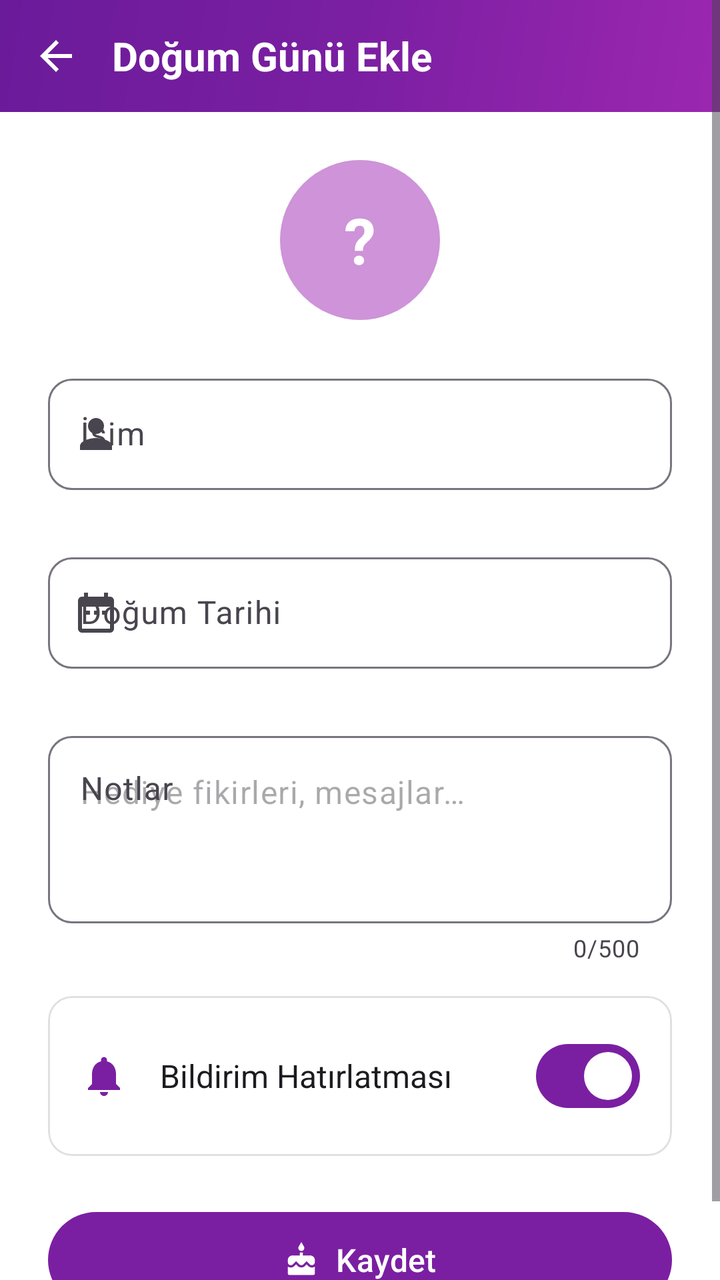
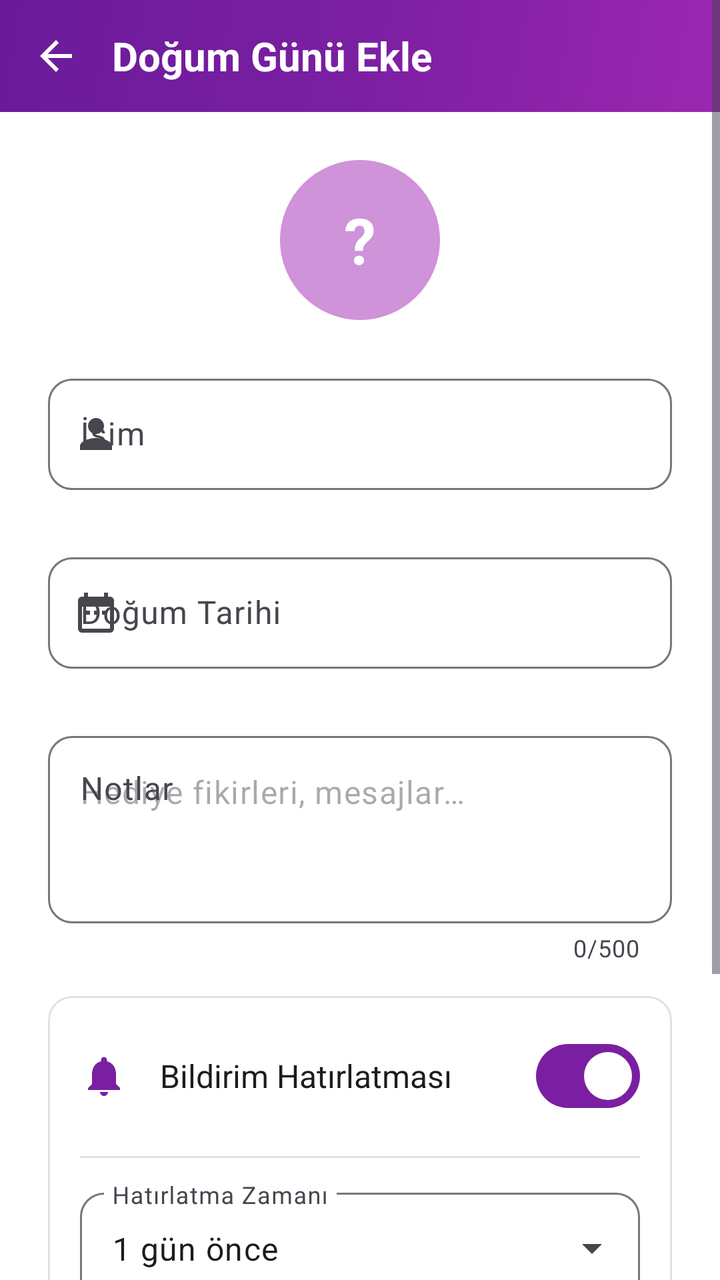

Two renders of the same Android screen: before a commit and after it. Below are the layout's source before the change and the commit's diff.
<!-- AndroidManifest.xml: application theme Theme.BirthdayReminder -->
<!-- res/layout/activity_add_edit_birthday.xml -->
<?xml version="1.0" encoding="utf-8"?>
<ScrollView xmlns:android="http://schemas.android.com/apk/res/android"
    xmlns:app="http://schemas.android.com/apk/res-auto"
    xmlns:tools="http://schemas.android.com/tools"
    android:layout_width="match_parent"
    android:layout_height="match_parent"
    android:background="?attr/colorSurface"
    tools:context=".AddEditBirthdayActivity">

    <LinearLayout
        android:layout_width="match_parent"
        android:layout_height="wrap_content"
        android:orientation="vertical">

        
        <LinearLayout
            android:layout_width="match_parent"
            android:layout_height="56dp"
            android:background="@drawable/bg_gradient"
            android:gravity="center_vertical"
            android:orientation="horizontal"
            android:paddingStart="8dp"
            android:paddingEnd="16dp">

            <ImageButton
                android:id="@+id/btnBack"
                android:layout_width="40dp"
                android:layout_height="40dp"
                android:background="?attr/selectableItemBackgroundBorderless"
                android:contentDescription="@string/cancel"
                android:src="@drawable/ic_back"
                app:tint="@color/white" />

            <TextView
                android:id="@+id/tvTitle"
                android:layout_width="0dp"
                android:layout_height="wrap_content"
                android:layout_marginStart="8dp"
                android:layout_weight="1"
                android:text="@string/add_birthday"
                android:textColor="@color/white"
                android:textSize="20sp"
                android:textStyle="bold" />

        </LinearLayout>

        
        <LinearLayout
            android:layout_width="match_parent"
            android:layout_height="wrap_content"
            android:orientation="vertical"
            android:padding="24dp">

            
            <FrameLayout
                android:layout_width="80dp"
                android:layout_height="80dp"
                android:layout_gravity="center_horizontal"
                android:layout_marginBottom="24dp">

                <View
                    android:id="@+id/avatarBackground"
                    android:layout_width="80dp"
                    android:layout_height="80dp"
                    android:background="@drawable/bg_circle_avatar" />

                <TextView
                    android:id="@+id/tvAvatarInitial"
                    android:layout_width="match_parent"
                    android:layout_height="match_parent"
                    android:gravity="center"
                    android:text="?"
                    android:textColor="@color/white"
                    android:textSize="32sp"
                    android:textStyle="bold" />

            </FrameLayout>

            
            <com.google.android.material.textfield.TextInputLayout
                android:id="@+id/nameInputLayout"
                style="@style/Widget.Material3.TextInputLayout.OutlinedBox"
                android:layout_width="match_parent"
                android:layout_height="wrap_content"
                android:hint="@string/name_label"
                app:boxCornerRadiusBottomEnd="12dp"
                app:boxCornerRadiusBottomStart="12dp"
                app:boxCornerRadiusTopEnd="12dp"
                app:boxCornerRadiusTopStart="12dp"
                app:startIconDrawable="@drawable/ic_person"
                app:errorEnabled="true">

                <com.google.android.material.textfield.TextInputEditText
                    android:id="@+id/etName"
                    android:layout_width="match_parent"
                    android:layout_height="wrap_content"
                    android:inputType="textPersonName"
                    android:maxLines="1" />

            </com.google.android.material.textfield.TextInputLayout>

            
            <com.google.android.material.textfield.TextInputLayout
                android:id="@+id/dateInputLayout"
                style="@style/Widget.Material3.TextInputLayout.OutlinedBox"
                android:layout_width="match_parent"
                android:layout_height="wrap_content"
                android:layout_marginTop="8dp"
                android:hint="@string/date_label"
                app:boxCornerRadiusBottomEnd="12dp"
                app:boxCornerRadiusBottomStart="12dp"
                app:boxCornerRadiusTopEnd="12dp"
                app:boxCornerRadiusTopStart="12dp"
                app:startIconDrawable="@drawable/ic_calendar"
                app:errorEnabled="true">

                <com.google.android.material.textfield.TextInputEditText
                    android:id="@+id/etDate"
                    android:layout_width="match_parent"
                    android:layout_height="wrap_content"
                    android:clickable="true"
                    android:cursorVisible="false"
                    android:focusable="false"
                    android:inputType="none" />

            </com.google.android.material.textfield.TextInputLayout>

            
            <com.google.android.material.textfield.TextInputLayout
                android:id="@+id/notesInputLayout"
                style="@style/Widget.Material3.TextInputLayout.OutlinedBox"
                android:layout_width="match_parent"
                android:layout_height="wrap_content"
                android:layout_marginTop="8dp"
                android:hint="@string/notes_label"
                app:boxCornerRadiusBottomEnd="12dp"
                app:boxCornerRadiusBottomStart="12dp"
                app:boxCornerRadiusTopEnd="12dp"
                app:boxCornerRadiusTopStart="12dp"
                app:counterEnabled="true"
                app:counterMaxLength="500">

                <com.google.android.material.textfield.TextInputEditText
                    android:id="@+id/etNotes"
                    android:layout_width="match_parent"
                    android:layout_height="wrap_content"
                    android:gravity="top"
                    android:hint="@string/notes_hint"
                    android:inputType="textMultiLine"
                    android:maxLength="500"
                    android:minLines="3" />

            </com.google.android.material.textfield.TextInputLayout>

            
            <com.google.android.material.card.MaterialCardView
                android:layout_width="match_parent"
                android:layout_height="wrap_content"
                android:layout_marginTop="16dp"
                app:cardCornerRadius="12dp"
                app:cardElevation="0dp"
                app:strokeColor="@color/divider"
                app:strokeWidth="1dp">

                <LinearLayout
                    android:layout_width="match_parent"
                    android:layout_height="wrap_content"
                    android:gravity="center_vertical"
                    android:orientation="horizontal"
                    android:padding="16dp">

                    <ImageView
                        android:layout_width="24dp"
                        android:layout_height="24dp"
                        android:src="@drawable/ic_notification"
                        app:tint="?attr/colorPrimary" />

                    <TextView
                        android:layout_width="0dp"
                        android:layout_height="wrap_content"
                        android:layout_marginStart="16dp"
                        android:layout_weight="1"
                        android:text="@string/notification_label"
                        android:textColor="?attr/colorOnSurface"
                        android:textSize="16sp" />

                    <com.google.android.material.materialswitch.MaterialSwitch
                        android:id="@+id/switchNotification"
                        android:layout_width="wrap_content"
                        android:layout_height="wrap_content"
                        android:checked="true" />

                </LinearLayout>

            </com.google.android.material.card.MaterialCardView>

            
            <com.google.android.material.button.MaterialButton
                android:id="@+id/btnSave"
                android:layout_width="match_parent"
                android:layout_height="56dp"
                android:layout_marginTop="24dp"
                android:text="@string/save"
                android:textSize="16sp"
                app:backgroundTint="@color/primary"
                app:cornerRadius="28dp"
                app:icon="@drawable/ic_cake"
                app:iconGravity="textStart"
                app:iconTint="@color/white" />

        </LinearLayout>

    </LinearLayout>

</ScrollView>
<!-- resources referenced by this layout -->
<resources>
  <color name="divider">#1F000000</color>
  <color name="primary">#FF7B1FA2</color>
  <color name="white">#FFFFFFFF</color>
  <!-- drawable bg_circle_avatar (drawable) -->
  <?xml version="1.0" encoding="utf-8"?>
  <shape xmlns:android="http://schemas.android.com/apk/res/android"
      android:shape="oval">
      <solid android:color="@color/primary_light" />
      <size
          android:width="48dp"
          android:height="48dp" />
  </shape>
  <!-- drawable bg_gradient (drawable) -->
  <?xml version="1.0" encoding="utf-8"?>
  <shape xmlns:android="http://schemas.android.com/apk/res/android"
      android:shape="rectangle">
      <gradient
          android:angle="135"
          android:startColor="@color/gradient_start"
          android:centerColor="@color/gradient_center"
          android:endColor="@color/gradient_end"
          android:type="linear" />
  </shape>
  <!-- drawable ic_back (drawable) -->
  <vector xmlns:android="http://schemas.android.com/apk/res/android"
      android:width="24dp"
      android:height="24dp"
      android:viewportWidth="24"
      android:viewportHeight="24"
      android:tint="?attr/colorOnSurfaceVariant">
      <path
          android:fillColor="@android:color/white"
          android:pathData="M20,11H7.83l5.59,-5.59L12,4l-8,8 8,8 1.41,-1.41L7.83,13H20v-2z"/>
  </vector>
  <!-- drawable ic_notification (drawable) -->
  <vector xmlns:android="http://schemas.android.com/apk/res/android"
      android:width="24dp"
      android:height="24dp"
      android:viewportWidth="24"
      android:viewportHeight="24"
      android:tint="?attr/colorOnPrimary">
      <path
          android:fillColor="@android:color/white"
          android:pathData="M12,22c1.1,0 2,-0.9 2,-2h-4c0,1.1 0.89,2 2,2zM18,16v-5c0,-3.07 -1.64,-5.64 -4.5,-6.32V4c0,-0.83 -0.67,-1.5 -1.5,-1.5s-1.5,0.67 -1.5,1.5v0.68C7.63,5.36 6,7.92 6,11v5l-2,2v1h16v-1l-2,-2z"/>
  </vector>
  <!-- drawable ic_person (drawable) -->
  <vector xmlns:android="http://schemas.android.com/apk/res/android"
      android:width="24dp"
      android:height="24dp"
      android:viewportWidth="24"
      android:viewportHeight="24"
      android:tint="?attr/colorOnSurfaceVariant">
      <path
          android:fillColor="@android:color/white"
          android:pathData="M12,12c2.21,0 4,-1.79 4,-4s-1.79,-4 -4,-4 -4,1.79 -4,4 1.79,4 4,4zM12,14c-2.67,0 -8,1.34 -8,4v2h16v-2c0,-2.66 -5.33,-4 -8,-4z"/>
  </vector>
  <string name="add_birthday">Doğum Günü Ekle</string>
  <string name="cancel">İptal</string>
  <string name="date_label">Doğum Tarihi</string>
  <string name="name_label">İsim</string>
  <string name="notes_hint">Hediye fikirleri, mesajlar…</string>
  <string name="notes_label">Notlar</string>
  <string name="notification_label">Bildirim Hatırlatması</string>
  <string name="save">Kaydet</string>
  <style name="Theme.BirthdayReminder" parent="Base.Theme.BirthdayReminder" />
  <color name="primary_light">#FFCE93D8</color>
  <color name="gradient_start">#FF9C27B0</color>
  <color name="gradient_center">#FF7B1FA2</color>
  <color name="gradient_end">#FF6A1B9A</color>
  <color name="primary_dark">#FF6A1B9A</color>
  <color name="on_primary">#FFFFFFFF</color>
  <color name="secondary">#FFFF4081</color>
  <color name="on_secondary">#FFFFFFFF</color>
  <color name="tertiary">#FFFFAB40</color>
  <color name="background">#FFF8F5FF</color>
  <color name="surface">#FFFFFFFF</color>
  <color name="surface_variant">#FFF3E5F5</color>
  <color name="on_surface">#FF1C1B1F</color>
  <color name="on_surface_variant">#FF49454F</color>
  <!-- unchanged entries left out for length: 3 -->
</resources>

<!-- the commit's change to res/layout/activity_add_edit_birthday.xml (unified diff, before → after) -->
@@ -165,30 +165,103 @@
                 <LinearLayout
                     android:layout_width="match_parent"
                     android:layout_height="wrap_content"
-                    android:gravity="center_vertical"
-                    android:orientation="horizontal"
-                    android:padding="16dp">
-
-                    <ImageView
-                        android:layout_width="24dp"
-                        android:layout_height="24dp"
-                        android:src="@drawable/ic_notification"
-                        app:tint="?attr/colorPrimary" />
-
-                    <TextView
-                        android:layout_width="0dp"
+                    android:orientation="vertical">
+
+                    <LinearLayout
+                        android:layout_width="match_parent"
                         android:layout_height="wrap_content"
-                        android:layout_marginStart="16dp"
-                        android:layout_weight="1"
-                        android:text="@string/notification_label"
-                        android:textColor="?attr/colorOnSurface"
-                        android:textSize="16sp" />
-
-                    <com.google.android.material.materialswitch.MaterialSwitch
-                        android:id="@+id/switchNotification"
-                        android:layout_width="wrap_content"
+                        android:gravity="center_vertical"
+                        android:orientation="horizontal"
+                        android:padding="16dp">
+
+                        <ImageView
+                            android:layout_width="24dp"
+                            android:layout_height="24dp"
+                            android:src="@drawable/ic_notification"
+                            app:tint="?attr/colorPrimary" />
+
+                        <TextView
+                            android:layout_width="0dp"
+                            android:layout_height="wrap_content"
+                            android:layout_marginStart="16dp"
+                            android:layout_weight="1"
+                            android:text="@string/notification_label"
+                            android:textColor="?attr/colorOnSurface"
+                            android:textSize="16sp" />
+
+                        <com.google.android.material.materialswitch.MaterialSwitch
+                            android:id="@+id/switchNotification"
+                            android:layout_width="wrap_content"
+                            android:layout_height="wrap_content"
+                            android:checked="true" />
+
+                    </LinearLayout>
+
+                    
+                    <LinearLayout
+                        android:id="@+id/notificationSettingsLayout"
+                        android:layout_width="match_parent"
                         android:layout_height="wrap_content"
-                        android:checked="true" />
+                        android:orientation="vertical"
+                        android:paddingStart="16dp"
+                        android:paddingEnd="16dp"
+                        android:paddingBottom="16dp"
+                        android:visibility="visible">
+
+                        <View
+                            android:layout_width="match_parent"
+                            android:layout_height="1dp"
+                            android:layout_marginBottom="12dp"
+                            android:background="@color/divider" />
+
+                        
+                        <com.google.android.material.textfield.TextInputLayout
+                            android:id="@+id/timingInputLayout"
+                            style="@style/Widget.Material3.TextInputLayout.OutlinedBox.ExposedDropdownMenu"
+                            android:layout_width="match_parent"
+                            android:layout_height="wrap_content"
+                            android:hint="@string/notify_timing_label"
+                            app:boxCornerRadiusBottomEnd="12dp"
+                            app:boxCornerRadiusBottomStart="12dp"
+                            app:boxCornerRadiusTopEnd="12dp"
+                            app:boxCornerRadiusTopStart="12dp">
+
+                            <AutoCompleteTextView
+                                android:id="@+id/actvNotifyTiming"
+                                android:layout_width="match_parent"
+                                android:layout_height="wrap_content"
+                                android:inputType="none"
+                                android:text="@string/notify_1_day_before" />
+
+                        </com.google.android.material.textfield.TextInputLayout>
+
+                        
+                        <com.google.android.material.textfield.TextInputLayout
+                            android:id="@+id/timeInputLayout"
+                            style="@style/Widget.Material3.TextInputLayout.OutlinedBox"
+                            android:layout_width="match_parent"
+                            android:layout_height="wrap_content"
+                            android:layout_marginTop="8dp"
+                            android:hint="@string/notify_time_label"
+                            app:boxCornerRadiusBottomEnd="12dp"
+                            app:boxCornerRadiusBottomStart="12dp"
+                            app:boxCornerRadiusTopEnd="12dp"
+                            app:boxCornerRadiusTopStart="12dp"
+                            app:startIconDrawable="@drawable/ic_notification">
+
+                            <com.google.android.material.textfield.TextInputEditText
+                                android:id="@+id/etNotifyTime"
+                                android:layout_width="match_parent"
+                                android:layout_height="wrap_content"
+                                android:clickable="true"
+                                android:cursorVisible="false"
+                                android:focusable="false"
+                                android:inputType="none"
+                                android:text="09:00" />
+
+                        </com.google.android.material.textfield.TextInputLayout>
+
+                    </LinearLayout>
 
                 </LinearLayout>
 
<!-- resource entries referenced after the edit -->
@@ -63,6 +63,9 @@
   <string name="notes_hint">Hediye fikirleri, mesajlar…</string>
   <string name="notes_label">Notlar</string>
   <string name="notification_label">Bildirim Hatırlatması</string>
+  <string name="notify_1_day_before">1 gün önce</string>
+  <string name="notify_time_label">Bildirim Saati</string>
+  <string name="notify_timing_label">Hatırlatma Zamanı</string>
   <string name="save">Kaydet</string>
   <style name="Theme.BirthdayReminder" parent="Base.Theme.BirthdayReminder" />
   <color name="primary_light">#FFCE93D8</color>
